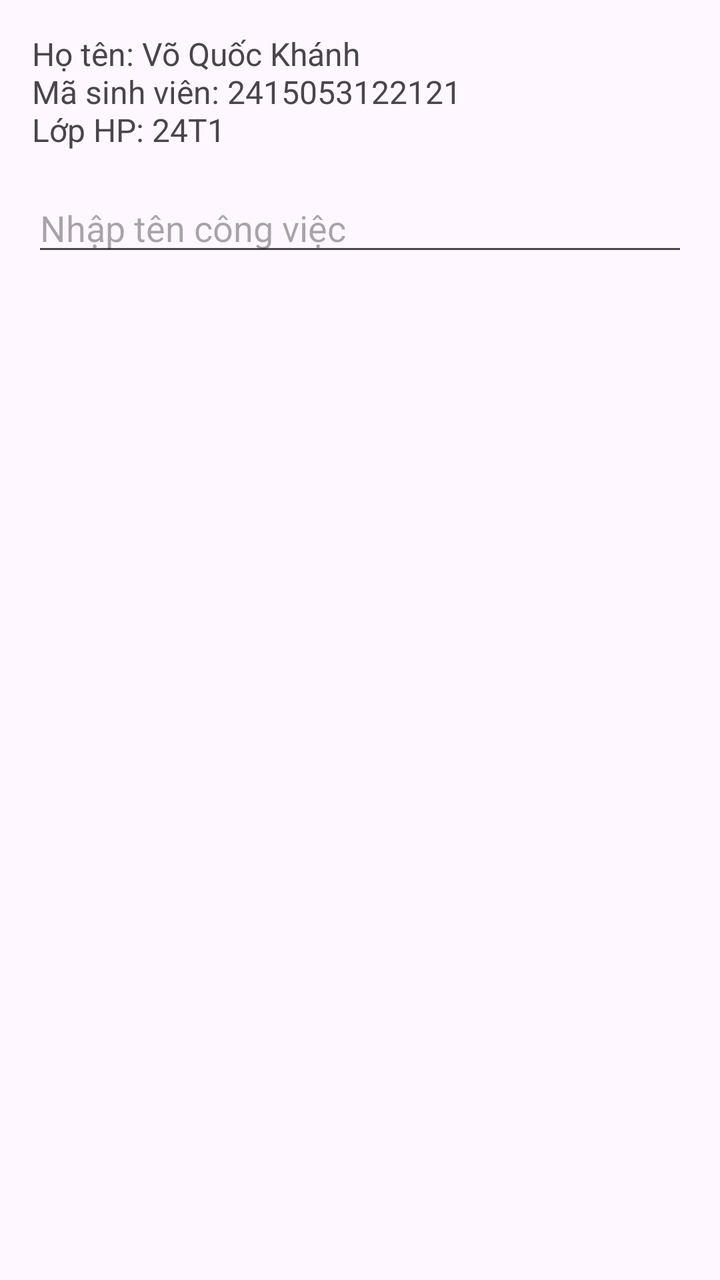
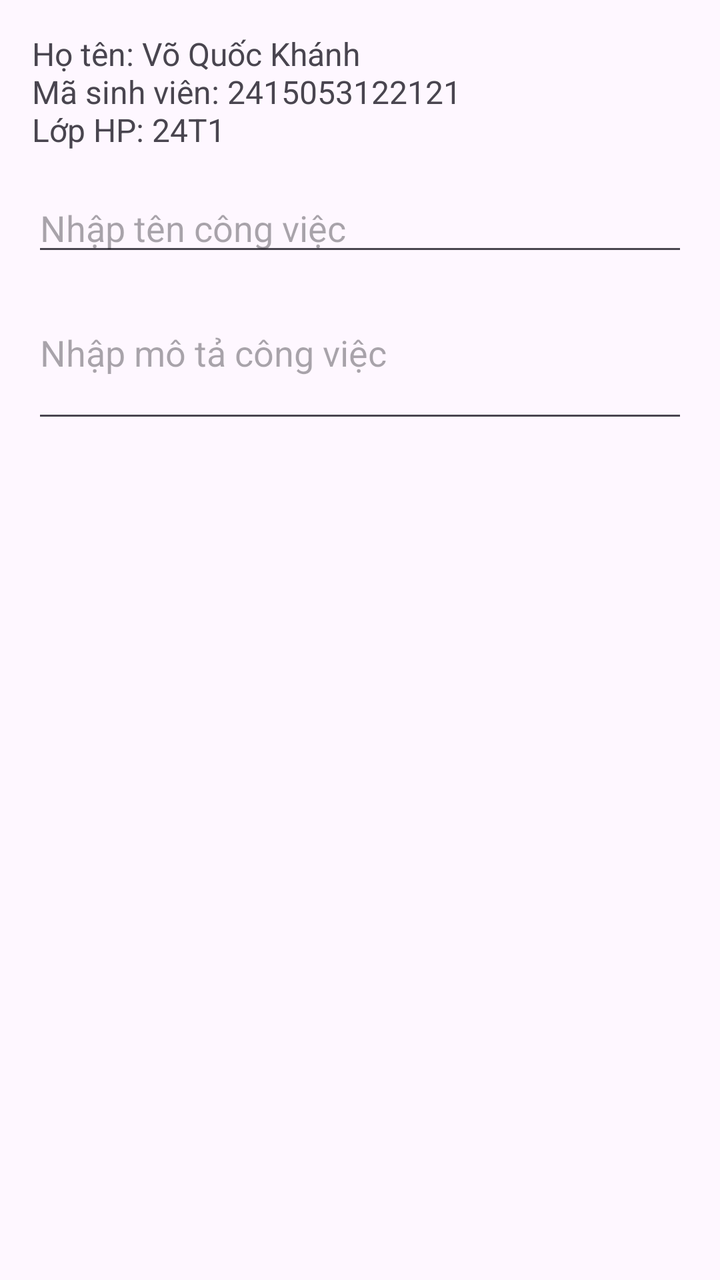

An Android layout rendered at two revisions. The XML below is the earlier revision; the diff shows what the commit changed to produce the second picture.
<!-- AndroidManifest.xml: application theme Theme.KIEMTRALAN2 -->
<!-- res/layout/activity_main.xml -->
<?xml version="1.0" encoding="utf-8"?>
<LinearLayout xmlns:android="http://schemas.android.com/apk/res/android"
    android:id="@+id/main"
    android:layout_width="match_parent"
    android:layout_height="match_parent"
    android:orientation="vertical"
    android:padding="16dp">

    <TextView
        android:id="@+id/tvThongTinSinhVien"
        android:layout_width="match_parent"
        android:layout_height="wrap_content"
        android:text="Họ tên: Võ Quốc Khánh\nMã sinh viên: 2415053122121\nLớp HP: 24T1"
        android:textSize="16sp" />

    <EditText
        android:id="@+id/edtTenCongViec"
        android:layout_width="match_parent"
        android:layout_height="wrap_content"
        android:layout_marginTop="16dp"
        android:hint="Nhập tên công việc"
        android:inputType="text" />
</LinearLayout>
<!-- resources referenced by this layout -->
<resources>
  <style name="Theme.KIEMTRALAN2" parent="Base.Theme.KIEMTRALAN2" />
  <style name="Base.Theme.KIEMTRALAN2" parent="Theme.Material3.DayNight.NoActionBar">
          
          
      </style>
</resources>

<!-- the commit's change to res/layout/activity_main.xml (unified diff, before → after) -->
@@ -20,4 +20,12 @@
         android:layout_marginTop="16dp"
         android:hint="Nhập tên công việc"
         android:inputType="text" />
+
+    <EditText
+        android:id="@+id/edtMoTaCongViec"
+        android:layout_width="match_parent"
+        android:layout_height="wrap_content"
+        android:hint="Nhập mô tả công việc"
+        android:inputType="textMultiLine"
+        android:minLines="3" />
 </LinearLayout>
